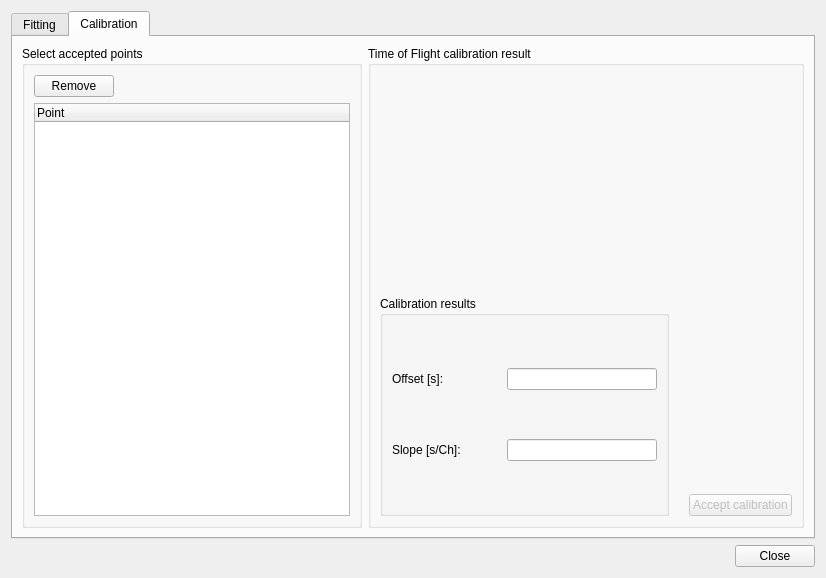
First picture: the form in ui_files/ui_calibration_dialog.ui, repository JYU-IBA/potku, before the edit.
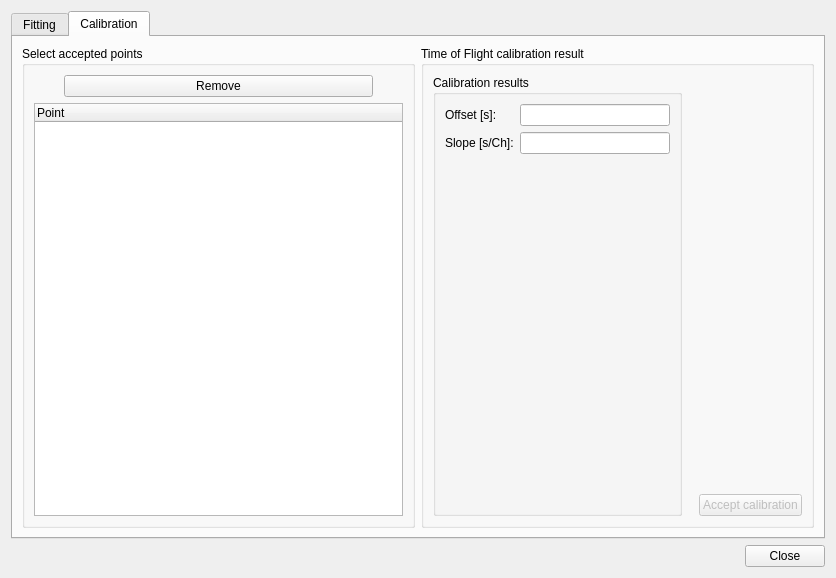
Second picture: the form after the edit. The open tabs and pages were chosen to show the change.

What changed in the file:
```diff
--- a/ui_files/ui_calibration_dialog.ui
+++ b/ui_files/ui_calibration_dialog.ui
@@ -6,7 +6,7 @@
    <rect>
     <x>0</x>
     <y>0</y>
-    <width>826</width>
+    <width>836</width>
     <height>578</height>
    </rect>
   </property>
@@ -337,6 +337,12 @@
            <layout class="QVBoxLayout" name="verticalLayout">
             <item>
              <layout class="QHBoxLayout" name="horizontalLayout_2">
+              <property name="leftMargin">
+               <number>30</number>
+              </property>
+              <property name="rightMargin">
+               <number>30</number>
+              </property>
               <item>
                <widget class="QPushButton" name="removePointButton">
                 <property name="text">
@@ -347,19 +353,6 @@
                 </property>
                </widget>
               </item>
-              <item>
-               <spacer name="horizontalSpacer">
-                <property name="orientation">
-                 <enum>Qt::Horizontal</enum>
-                </property>
-                <property name="sizeHint" stdset="0">
-                 <size>
-                  <width>40</width>
-                  <height>20</height>
-                 </size>
-                </property>
-               </spacer>
-              </item>
              </layout>
             </item>
             <item>
@@ -390,19 +383,6 @@
             <item>
              <layout class="QVBoxLayout" name="calibrationResultsLayout"/>
             </item>
-            <item>
-             <spacer name="verticalSpacer_4">
-              <property name="orientation">
-               <enum>Qt::Vertical</enum>
-              </property>
-              <property name="sizeHint" stdset="0">
-               <size>
-                <width>0</width>
-                <height>0</height>
-               </size>
-              </property>
-             </spacer>
-            </item>
             <item>
              <layout class="QHBoxLayout" name="horizontalLayout">
               <item>
@@ -412,28 +392,18 @@
                 </property>
                 <layout class="QVBoxLayout" name="verticalLayout_12">
                  <item>
-                  <layout class="QHBoxLayout" name="horizontalLayout_9">
-                   <item>
+                  <layout class="QFormLayout" name="formLayout_3">
+                   <property name="formAlignment">
+                    <set>Qt::AlignHCenter|Qt::AlignTop</set>
+                   </property>
+                   <item row="0" column="0">
                     <widget class="QLabel" name="offsetLabel">
                      <property name="text">
                       <string>Offset [s]:</string>
                      </property>
                     </widget>
                    </item>
-                   <item>
-                    <spacer name="horizontalSpacer_8">
-                     <property name="orientation">
-                      <enum>Qt::Horizontal</enum>
-                     </property>
-                     <property name="sizeHint" stdset="0">
-                      <size>
-                       <width>40</width>
-                       <height>20</height>
-                      </size>
-                     </property>
-                    </spacer>
-                   </item>
-                   <item>
+                   <item row="0" column="1">
                     <widget class="QLineEdit" name="offsetLineEdit">
                      <property name="minimumSize">
                       <size>
@@ -446,31 +416,14 @@
                      </property>
                     </widget>
                    </item>
-                  </layout>
-                 </item>
-                 <item>
-                  <layout class="QHBoxLayout" name="horizontalLayout_8">
-                   <item>
+                   <item row="1" column="0">
                     <widget class="QLabel" name="slopeLabel">
                      <property name="text">
                       <string>Slope [s/Ch]:</string>
                      </property>
                     </widget>
                    </item>
-                   <item>
-                    <spacer name="horizontalSpacer_7">
-                     <property name="orientation">
-                      <enum>Qt::Horizontal</enum>
-                     </property>
-                     <property name="sizeHint" stdset="0">
-                      <size>
-                       <width>40</width>
-                       <height>20</height>
-                      </size>
-                     </property>
-                    </spacer>
-                   </item>
-                   <item>
+                   <item row="1" column="1">
                     <widget class="QLineEdit" name="slopeLineEdit">
                      <property name="minimumSize">
                       <size>
@@ -504,38 +457,24 @@
               <item>
                <layout class="QVBoxLayout" name="verticalLayout_9">
                 <item>
-                 <spacer name="verticalSpacer_3">
-                  <property name="orientation">
-                   <enum>Qt::Vertical</enum>
+                 <widget class="QLabel" name="acceptCalibrationLabel">
+                  <property name="text">
+                   <string/>
                   </property>
-                  <property name="sizeHint" stdset="0">
-                   <size>
-                    <width>20</width>
-                    <height>40</height>
-                   </size>
+                  <property name="wordWrap">
+                   <bool>true</bool>
                   </property>
-                 </spacer>
+                 </widget>
                 </item>
                 <item>
-                 <layout class="QHBoxLayout" name="horizontalLayout_11">
-                  <item>
-                   <widget class="QLabel" name="acceptCalibrationLabel">
-                    <property name="text">
-                     <string/>
-                    </property>
-                   </widget>
-                  </item>
-                  <item>
-                   <widget class="QPushButton" name="acceptCalibrationButton">
-                    <property name="enabled">
-                     <bool>false</bool>
-                    </property>
-                    <property name="text">
-                     <string>Accept calibration</string>
-                    </property>
-                   </widget>
-                  </item>
-                 </layout>
+                 <widget class="QPushButton" name="acceptCalibrationButton">
+                  <property name="enabled">
+                   <bool>false</bool>
+                  </property>
+                  <property name="text">
+                   <string>Accept calibration</string>
+                  </property>
+                 </widget>
                 </item>
                </layout>
               </item>
```
Left out of the diff: 97 changed lines with no effect on the pictures.
